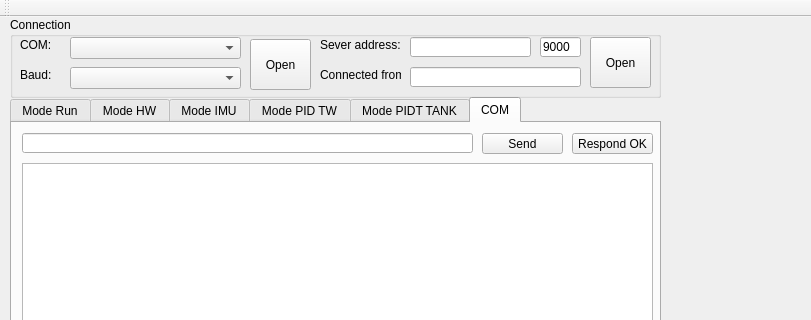
Qt form Software/GCSQt/mainwindow.ui (VincentOkala/2WheelsRobot) before a commit; both pictures show x 0 to 811 and y 0 to 320 of the 1410 by 667 pixel window.
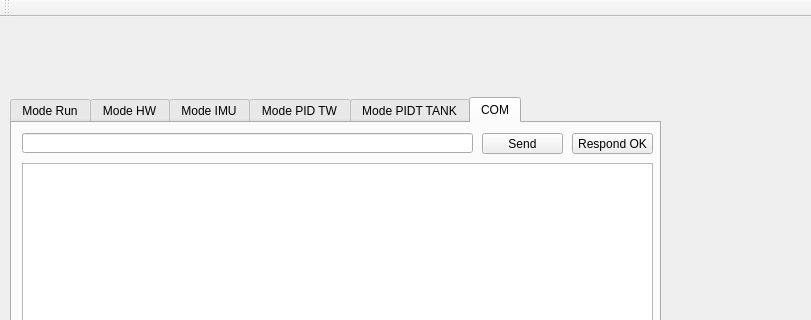
The same form after that commit. The open tabs and pages were chosen to show the change. Custom widgets are drawn as their Qt base class.

The edit to the form file:
```diff
--- a/Software/GCSQt/mainwindow.ui
+++ b/Software/GCSQt/mainwindow.ui
@@ -3225,153 +3225,6 @@
      </widget>
     </widget>
    </widget>
-   <widget class="QGroupBox" name="groupBox">
-    <property name="geometry">
-     <rect>
-      <x>10</x>
-      <y>0</y>
-      <width>651</width>
-      <height>81</height>
-     </rect>
-    </property>
-    <property name="title">
-     <string>Connection</string>
-    </property>
-    <property name="flat">
-     <bool>true</bool>
-    </property>
-    <widget class="QComboBox" name="cbCOM">
-     <property name="geometry">
-      <rect>
-       <x>60</x>
-       <y>20</y>
-       <width>171</width>
-       <height>22</height>
-      </rect>
-     </property>
-    </widget>
-    <widget class="QLabel" name="label">
-     <property name="geometry">
-      <rect>
-       <x>10</x>
-       <y>20</y>
-       <width>31</width>
-       <height>16</height>
-      </rect>
-     </property>
-     <property name="text">
-      <string>COM:</string>
-     </property>
-    </widget>
-    <widget class="QLabel" name="label_3">
-     <property name="geometry">
-      <rect>
-       <x>10</x>
-       <y>50</y>
-       <width>31</width>
-       <height>16</height>
-      </rect>
-     </property>
-     <property name="text">
-      <string>Baud:</string>
-     </property>
-    </widget>
-    <widget class="QComboBox" name="cbBaud">
-     <property name="geometry">
-      <rect>
-       <x>60</x>
-       <y>50</y>
-       <width>171</width>
-       <height>22</height>
-      </rect>
-     </property>
-    </widget>
-    <widget class="QPushButton" name="btnOpenCOM">
-     <property name="geometry">
-      <rect>
-       <x>240</x>
-       <y>22</y>
-       <width>61</width>
-       <height>51</height>
-      </rect>
-     </property>
-     <property name="text">
-      <string>Open</string>
-     </property>
-    </widget>
-    <widget class="QPushButton" name="btnOpenServer">
-     <property name="geometry">
-      <rect>
-       <x>580</x>
-       <y>20</y>
-       <width>61</width>
-       <height>51</height>
-      </rect>
-     </property>
-     <property name="text">
-      <string>Open</string>
-     </property>
-    </widget>
-    <widget class="QLineEdit" name="tbIPAddress">
-     <property name="geometry">
-      <rect>
-       <x>400</x>
-       <y>20</y>
-       <width>121</width>
-       <height>20</height>
-      </rect>
-     </property>
-    </widget>
-    <widget class="QLabel" name="label_4">
-     <property name="geometry">
-      <rect>
-       <x>310</x>
-       <y>20</y>
-       <width>81</width>
-       <height>16</height>
-      </rect>
-     </property>
-     <property name="text">
-      <string>Sever address:</string>
-     </property>
-    </widget>
-    <widget class="QLineEdit" name="tbPort">
-     <property name="geometry">
-      <rect>
-       <x>530</x>
-       <y>20</y>
-       <width>41</width>
-       <height>20</height>
-      </rect>
-     </property>
-     <property name="text">
-      <string>9000</string>
-     </property>
-    </widget>
-    <widget class="QLabel" name="label_5">
-     <property name="geometry">
-      <rect>
-       <x>310</x>
-       <y>50</y>
-       <width>81</width>
-       <height>16</height>
-      </rect>
-     </property>
-     <property name="text">
-      <string>Connected from:</string>
-     </property>
-    </widget>
-    <widget class="QLineEdit" name="tbConnectedIP">
-     <property name="geometry">
-      <rect>
-       <x>400</x>
-       <y>50</y>
-       <width>171</width>
-       <height>20</height>
-      </rect>
-     </property>
-    </widget>
-   </widget>
    <widget class="QCustomPlot" name="plot_0" native="true">
     <property name="geometry">
      <rect>
@@ -3432,6 +3285,16 @@
      </rect>
     </property>
    </widget>
+   <widget class="Com" name="wg_com" native="true">
+    <property name="geometry">
+     <rect>
+      <x>10</x>
+      <y>0</y>
+      <width>651</width>
+      <height>80</height>
+     </rect>
+    </property>
+   </widget>
   </widget>
   <widget class="QMenuBar" name="menuBar">
    <property name="geometry">
@@ -3461,6 +3324,12 @@
    <header>qcustomplot/qcustomplot.h</header>
    <container>1</container>
   </customwidget>
+  <customwidget>
+   <class>Com</class>
+   <extends>QWidget</extends>
+   <header>com.h</header>
+   <container>1</container>
+  </customwidget>
  </customwidgets>
  <resources/>
  <connections/>
```
Left out of the diff: 2 changed lines with no effect on the pictures.
